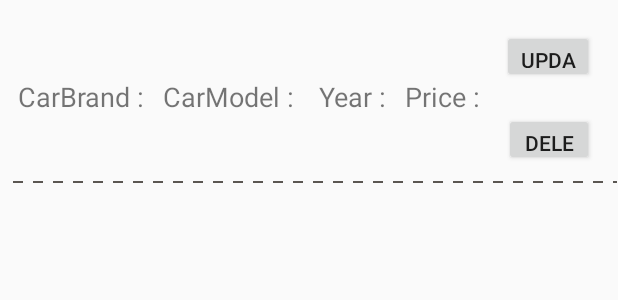
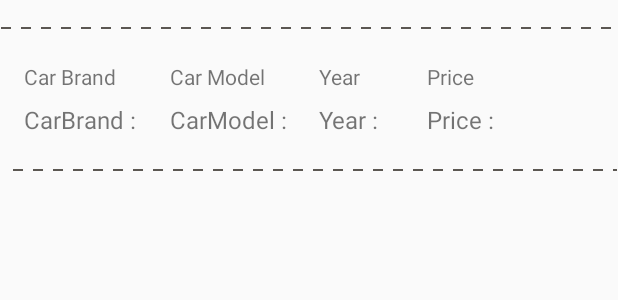
Before and after one commit to Dream-By/auto_storage, an Android app: the layout lo_auto.xml on its own in the app's theme, with its tools: preview values and no code run, on a phone screen of 412 x 824 dp. Shown: the top 300 px of the screen. Run offline under Robolectric (Android 15) with nearby library versions, the phone set to English and light mode, and no system bars.

Commit message:
new concept

```diff
--- a/app/src/main/java/com/example/auto_storage/DBHelper.kt
+++ b/app/src/main/java/com/example/auto_storage/DBHelper.kt
@@ -85,8 +85,6 @@ class DBHelper(context: Context,name:String?,factory:SQLiteDatabase.CursorFactor
             values.put(COLUMN_Price,autos.carprice)
 
         val db = this.writableDatabase
-        System.out.println("autosList" + values)
-
         try {
             db.insert(TABLE_NAME,null,values)
             //db.execSQL("INSERT INTO $TABLE_NAME ($COLUMN_Brand, $COLUMN_Model, $COLUMN_Year, $COLUMN_Price) VALUES ('${autos.carbrand}', '${autos.carmodel}', '${autos.caryear}', ${autos.carprice});")
--- a/app/src/main/java/com/example/auto_storage/EditorActivity.kt
+++ b/app/src/main/java/com/example/auto_storage/EditorActivity.kt
@@ -14,11 +14,6 @@ class EditorActivity : AppCompatActivity() {
     override fun onCreate(savedInstanceState: Bundle?) {
         super.onCreate(savedInstanceState)
         setContentView(R.layout.activity_editor)
-
-        editCarBrand.setText("")
-        editCarModel.setText("")
-        editYear.setText("")
-        editPrice.setText("")
 
         val buttonAdd: Button = findViewById(R.id.buttonAdd)
         val buttonCancel:Button = findViewById(R.id.buttonCancel)
--- a/app/src/main/res/layout/lo_auto.xml
+++ b/app/src/main/res/layout/lo_auto.xml
@@ -5,52 +5,74 @@
                                                    android:layout_width="match_parent"
                                                    android:layout_height="match_parent">
 
+    <ImageView
+            android:layout_width="match_parent"
+            android:layout_height="5dp" app:srcCompat="@drawable/dotted_line" android:id="@+id/imageView2"
+            tools:layout_editor_absoluteX="16dp" app:layout_constraintTop_toTopOf="parent"
+            android:layout_marginTop="16dp"/>
     <TextView
             android:text="CarBrand :"
             android:layout_width="wrap_content"
             android:layout_height="wrap_content" android:id="@+id/textView1"
-            app:layout_constraintTop_toTopOf="parent" app:layout_constraintStart_toStartOf="parent"
-            android:layout_marginLeft="12dp" android:layout_marginTop="52dp" android:layout_marginStart="12dp"
-            android:textSize="18sp"/>
+            android:textSize="16sp"
+            app:layout_constraintTop_toBottomOf="@+id/textView"
+            android:layout_marginTop="8dp" app:layout_constraintStart_toStartOf="@+id/textView"/>
+    <ImageView
+            android:layout_width="match_parent"
+            android:layout_height="5dp" app:srcCompat="@drawable/dotted_line" android:id="@+id/imageView"
+            app:layout_constraintEnd_toEndOf="parent"
+            app:layout_constraintStart_toStartOf="parent"
+            app:layout_constraintHorizontal_bias="0.0" android:layout_marginLeft="8dp"
+            android:layout_marginStart="8dp" app:layout_constraintTop_toBottomOf="@+id/textView2"
+            android:layout_marginTop="20dp"/>
+    <TextView
+            android:text="Car Brand"
+            android:layout_width="wrap_content"
+            android:layout_height="wrap_content" android:id="@+id/textView"
+            app:layout_constraintTop_toBottomOf="@+id/imageView2"
+            android:layout_marginTop="20dp" app:layout_constraintStart_toStartOf="parent"
+            android:layout_marginLeft="16dp" android:layout_marginStart="16dp"/>
+    <TextView
+            android:text="Car Model"
+            android:layout_width="wrap_content"
+            android:layout_height="wrap_content" android:id="@+id/textView5"
+            app:layout_constraintTop_toBottomOf="@+id/imageView2"
+            android:layout_marginTop="20dp" app:layout_constraintStart_toEndOf="@+id/textView"
+            android:layout_marginLeft="36dp" android:layout_marginStart="36dp"/>
     <TextView
             android:text="CarModel : "
             android:layout_width="wrap_content"
             android:layout_height="wrap_content" android:id="@+id/textView2"
-            app:layout_constraintTop_toTopOf="parent" android:layout_marginTop="52dp"
-            app:layout_constraintStart_toEndOf="@+id/textView1" android:layout_marginLeft="12dp"
-            android:layout_marginStart="12dp" android:textSize="18sp"/>
+            android:textSize="16sp"
+            app:layout_constraintStart_toStartOf="@+id/textView5" app:layout_constraintTop_toBottomOf="@+id/textView5"
+            android:layout_marginTop="8dp"/>
+    <TextView
+            android:text="@string/action_year"
+            android:layout_width="wrap_content"
+            android:layout_height="wrap_content" android:id="@+id/textView6"
+            app:layout_constraintStart_toEndOf="@+id/textView5" app:layout_constraintTop_toBottomOf="@+id/imageView2"
+            android:layout_marginLeft="36dp" android:layout_marginTop="20dp" android:layout_marginStart="36dp"/>
     <TextView
             android:text="Year :"
             android:layout_width="wrap_content"
             android:layout_height="wrap_content" android:id="@+id/textView3"
-            app:layout_constraintStart_toEndOf="@+id/textView2"
-            android:layout_marginLeft="12dp" android:layout_marginStart="12dp"
-            app:layout_constraintTop_toTopOf="parent" android:layout_marginTop="52dp" android:textSize="18sp"/>
+            android:textSize="16sp"
+            app:layout_constraintTop_toBottomOf="@+id/textView6"
+            android:layout_marginTop="8dp"
+            app:layout_constraintStart_toStartOf="@+id/textView6"/>
+    <TextView
+            android:text="@string/action_price"
+            android:layout_width="wrap_content"
+            android:layout_height="wrap_content" android:id="@+id/textView7"
+            app:layout_constraintTop_toBottomOf="@+id/imageView2" app:layout_constraintStart_toEndOf="@+id/textView6"
+            android:layout_marginLeft="44dp" android:layout_marginTop="20dp" android:layout_marginStart="44dp"/>
     <TextView
             android:text="Price :"
             android:layout_width="wrap_content"
             android:layout_height="wrap_content" android:id="@+id/textView4"
-            app:layout_constraintTop_toTopOf="parent"
-            android:layout_marginTop="52dp" app:layout_constraintStart_toEndOf="@+id/textView3"
-            android:layout_marginLeft="12dp" android:layout_marginStart="12dp" android:textSize="18sp"/>
-    <Button
-            android:text="update"
-            android:layout_width="61dp"
-            android:layout_height="35dp" android:id="@+id/btnUpdate"
-            app:layout_constraintTop_toTopOf="parent" app:layout_constraintEnd_toEndOf="parent"
-            android:layout_marginTop="20dp" android:layout_marginEnd="16dp" android:layout_marginRight="16dp"/>
-    <Button
-            android:text="delete"
-            android:layout_width="60dp"
-            android:layout_height="35dp" android:id="@+id/btnDelete"
-            app:layout_constraintTop_toBottomOf="@+id/btnUpdate"
-            android:layout_marginTop="20dp" app:layout_constraintEnd_toEndOf="parent" android:layout_marginEnd="16dp"
-            android:layout_marginRight="16dp"/>
-    <ImageView
-            android:layout_width="match_parent"
-            android:layout_height="5dp" app:srcCompat="@drawable/dotted_line" android:id="@+id/imageView"
-            app:layout_constraintTop_toBottomOf="@+id/btnDelete" app:layout_constraintEnd_toEndOf="parent"
-            app:layout_constraintStart_toStartOf="parent" android:layout_marginTop="8dp"
-            app:layout_constraintHorizontal_bias="0.0" android:layout_marginLeft="8dp"
-            android:layout_marginStart="8dp"/>
+            android:textSize="16sp"
+            app:layout_constraintTop_toBottomOf="@+id/textView7"
+            android:layout_marginTop="8dp"
+            app:layout_constraintStart_toStartOf="@+id/textView7"
+    />
 </androidx.constraintlayout.widget.ConstraintLayout>
--- a/app/src/main/res/values/strings.xml
+++ b/app/src/main/res/values/strings.xml
@@ -2,7 +2,10 @@
     <string name="app_name">AutoLease</string>
     <string name="add_item">Add New Car</string>
     <string name="sort_item">Sort by</string>
-
+    <string name="action_settings">Sort By</string>
+    <string name="action_carbrand">Car Brand</string>
+    <string name="action_year">Year</string>
+    <string name="action_price">Price</string>
     <!-- TODO: Remove or change this placeholder text -->
     <string name="hello_blank_fragment">Hello blank fragment</string>
 </resources>
```
Also changed, not shown: app/src/main/java/com/example/auto_storage/Adapters.kt (+7 -6 lines), app/src/main/java/com/example/auto_storage/MainActivity.kt (+36 -12 lines), app/src/main/res/layout/activity_main.xml (+1 -7 lines), app/src/main/res/menu/menu_main.xml (added, +28 -0 lines).
